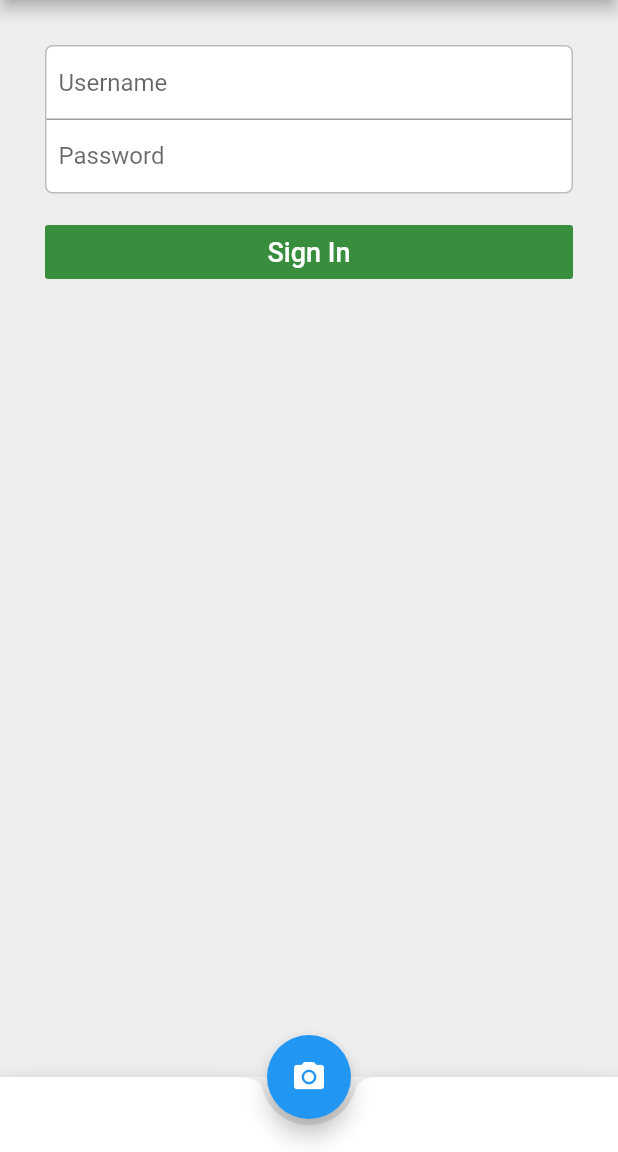
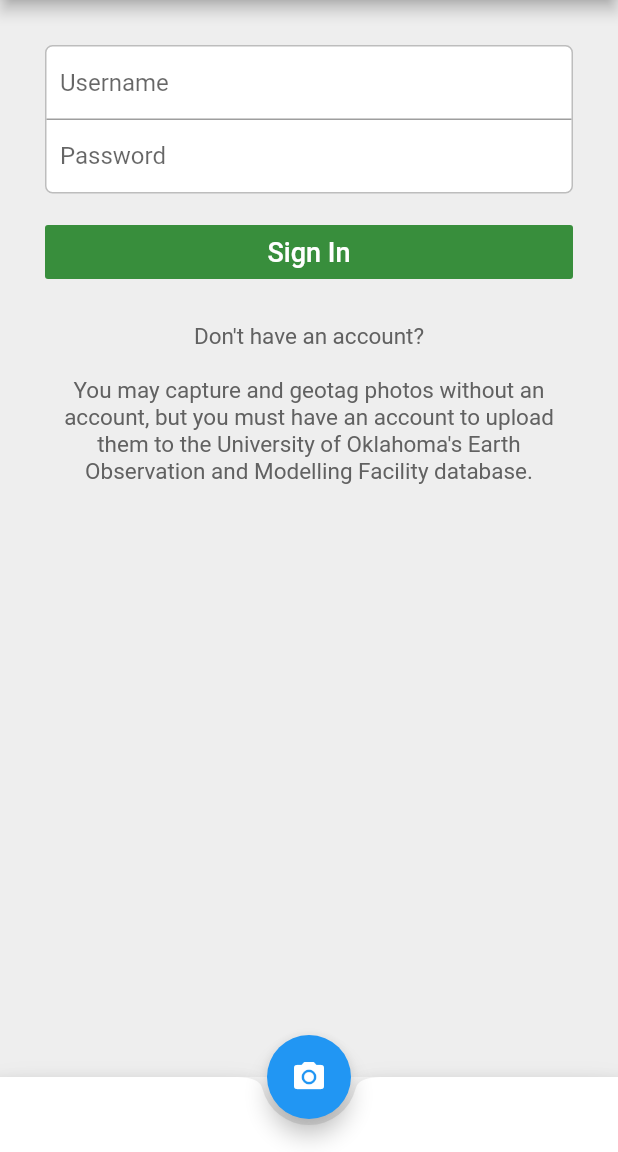
Before and after one commit to jonathanmiller2/Field-Photo, a Flutter app: the screen it shows after launch, on a phone screen of 412 x 824 dp, the part 84-1236 px from its top. Run offline on Flutter 3.47's test engine with Material 2 defaults, Android fonts, the phone set to English and light mode, and no system bars.

Commit message:
Added login screen text

```diff
--- a/lib/main.dart
+++ b/lib/main.dart
@@ -52,7 +52,7 @@ class HomePage extends StatelessWidget {
                   child: Column(
                     children: <Widget>[
                       Padding(
-                        padding: const EdgeInsets.symmetric(horizontal: 8, vertical: 0),
+                        padding: const EdgeInsets.symmetric(horizontal: 9, vertical: 0),
                         child: TextField(
                             decoration: InputDecoration(
                               border: InputBorder.none,
@@ -66,12 +66,11 @@ class HomePage extends StatelessWidget {
                         height: 1,
                       ),
                       Padding(
-                        padding: const EdgeInsets.symmetric(horizontal: 8, vertical: 0),
+                        padding: const EdgeInsets.symmetric(horizontal: 9, vertical: 0),
                         child: TextField(
                           obscureText: true,
                           decoration: InputDecoration(
                             border: InputBorder.none,
-                            fillColor: Colors.blue,
                             hintText: 'Password',
                           ),
                         ),
@@ -94,7 +93,34 @@ class HomePage extends StatelessWidget {
                       ),
                     )
                 ),
-              )
+              ),
+
+              Padding(
+                padding: const EdgeInsets.all(8.0),
+                child: Center(
+                  child: Text(
+                    'Don\'t have an account?',
+                    style: TextStyle(
+                      fontSize: 15,
+                      color: Colors.grey[700],
+                    )
+                  ),
+                ),
+              ),
+
+              Padding(
+                padding: const EdgeInsets.symmetric(horizontal: 0, vertical: 10),
+                child: Center(
+                  child: Text(
+                    'You may capture and geotag photos without an account, but you must have an account to upload them to the University of Oklahoma\'s Earth Observation and Modelling Facility database.',
+                    style: TextStyle(
+                      fontSize: 15,
+                      color: Colors.grey[700],
+                    ),
+                    textAlign: TextAlign.center,
+                  ),
+                ),
+              ),
             ],
           ),
         ),
```
